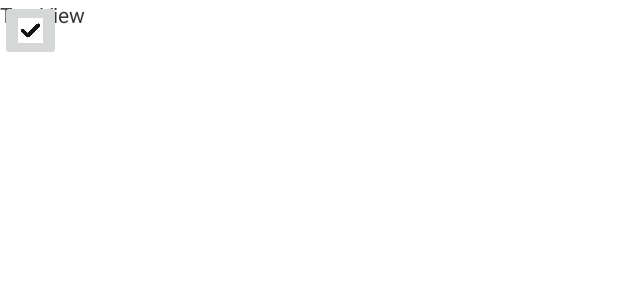
After one commit to cs900529/YogaAndroid, an Android app: the CalibrationStage screen opened directly, with no data from a screen before it, on a phone screen of 824 x 412 dp (held sideways). The commit adds this screen. Shown: the top 300 px of the screen, without its empty margins (0-640 px from the left). Run offline under Robolectric (Android 15) with nearby library versions, the phone set to English and light mode, and no system bars.

Commit message:
CalibrationView (unfinish)

```diff
--- a/app/src/main/AndroidManifest.xml
+++ b/app/src/main/AndroidManifest.xml
@@ -12,9 +12,13 @@
         android:theme="@style/Theme.Yoga"
         tools:targetApi="31">
         <activity
+            android:name=".CalibrationStage"
+            android:exported="false"
+            android:screenOrientation="landscape"/>
+        <activity
             android:name=".MainActivity"
-            android:screenOrientation="landscape"
-            android:exported="true">
+            android:exported="true"
+            android:screenOrientation="landscape">
             <intent-filter>
                 <action android:name="android.intent.action.MAIN" />
 
--- /dev/null
+++ b/app/src/main/java/com/example/yoga/CalibrationStage.kt
@@ -0,0 +1,31 @@
+package com.example.yoga
+
+import androidx.appcompat.app.AppCompatActivity
+import android.os.Bundle
+import android.widget.ImageButton
+import android.widget.LinearLayout.LayoutParams
+
+class CalibrationStage : AppCompatActivity() {
+    override fun onCreate(savedInstanceState: Bundle?) {
+        super.onCreate(savedInstanceState)
+        supportActionBar?.hide() // 隐藏title bar
+        setContentView(R.layout.activity_calibration_stage)
+
+        val finish_button = findViewById<ImageButton>(R.id.finish)
+
+        // 获取屏幕宽度和高度
+        val displayMetrics = resources.displayMetrics
+        val screenWidth = displayMetrics.widthPixels
+        val screenHeight = displayMetrics.heightPixels
+
+        // 计算按钮的宽度和高度为屏幕宽度和高度的10%
+        val buttonWidth = (0.1 * screenWidth).toInt()
+        val buttonHeight = (0.1 * screenHeight).toInt()
+
+        // 设置按钮的布局参数
+        val layoutParams = LayoutParams(buttonHeight, buttonHeight)
+        layoutParams.topMargin=(0.9*screenWidth).toInt()
+        layoutParams.leftMargin=(0.9*screenHeight).toInt()
+        finish_button.layoutParams = layoutParams
+    }
+}
--- a/app/src/main/java/com/example/yoga/MainActivity.kt
+++ b/app/src/main/java/com/example/yoga/MainActivity.kt
@@ -1,12 +1,22 @@
 package com.example.yoga
 
+import android.content.Intent
 import androidx.appcompat.app.AppCompatActivity
 import android.os.Bundle
+import android.widget.Button
 
 class MainActivity : AppCompatActivity() {
     override fun onCreate(savedInstanceState: Bundle?) {
         super.onCreate(savedInstanceState)
         supportActionBar?.hide() // 隐藏title bar
         setContentView(R.layout.activity_main)
+
+        val start = findViewById<Button>(R.id.start)
+        start.setOnClickListener {
+            // 頁面跳轉
+            val intent = Intent(this, CalibrationStage::class.java)
+            startActivity(intent)
+        }
+
     }
 }
--- /dev/null
+++ b/app/src/main/res/layout/activity_calibration_stage.xml
@@ -0,0 +1,31 @@
+<?xml version="1.0" encoding="utf-8"?>
+<androidx.constraintlayout.widget.ConstraintLayout xmlns:android="http://schemas.android.com/apk/res/android"
+    xmlns:app="http://schemas.android.com/apk/res-auto"
+    xmlns:tools="http://schemas.android.com/tools"
+    android:layout_width="match_parent"
+    android:layout_height="match_parent"
+    tools:context=".CalibrationStage">
+
+    <TextView
+        android:id="@+id/textView2"
+        android:layout_width="wrap_content"
+        android:layout_height="wrap_content"
+        android:text="TextView"
+        tools:layout_editor_absoluteX="333dp"
+        tools:layout_editor_absoluteY="22dp" />
+
+    <TextView
+        android:id="@+id/textView3"
+        android:layout_width="wrap_content"
+        android:layout_height="wrap_content"
+        android:text="TextView"
+        tools:layout_editor_absoluteX="340dp"
+        tools:layout_editor_absoluteY="190dp" />
+
+    <ImageButton
+        android:id="@+id/finish"
+        android:layout_width="wrap_content"
+        android:layout_height="wrap_content"
+        android:scaleType="fitCenter"
+        app:srcCompat="@drawable/finish" />
+</androidx.constraintlayout.widget.ConstraintLayout>
--- a/app/src/main/res/layout/activity_main.xml
+++ b/app/src/main/res/layout/activity_main.xml
@@ -16,7 +16,7 @@
         tools:layout_editor_absoluteY="-185dp" />
 
     <Button
-        android:id="@+id/button"
+        android:id="@+id/start"
         android:layout_width="wrap_content"
         android:layout_height="wrap_content"
         android:text="Start"
```
